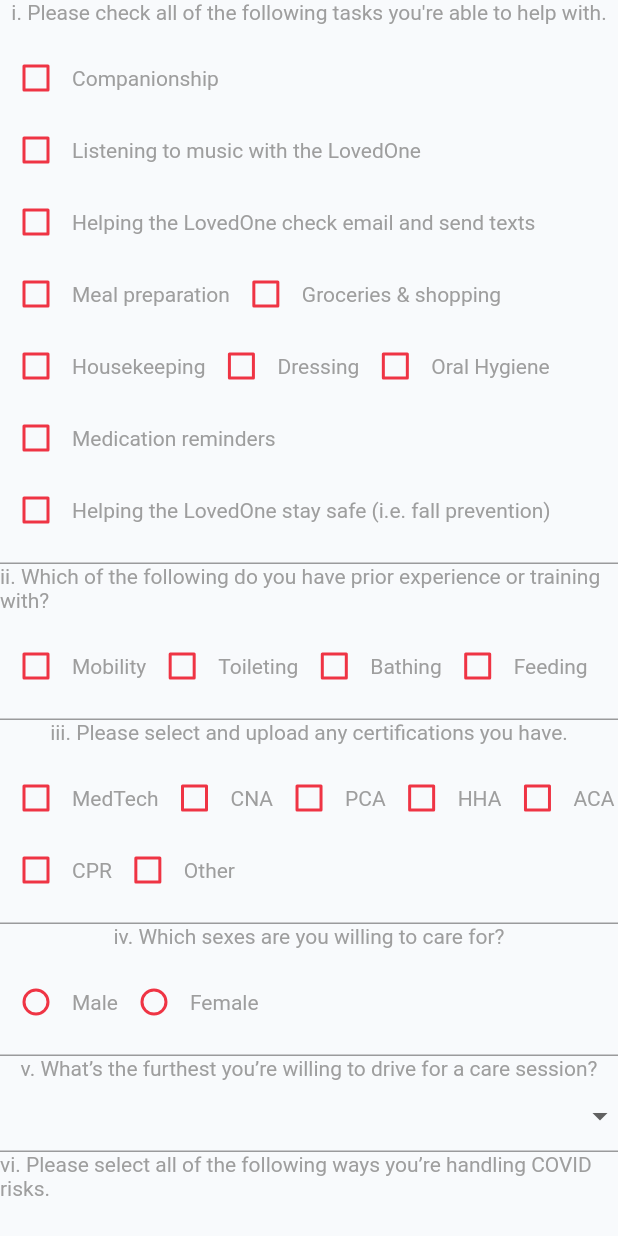
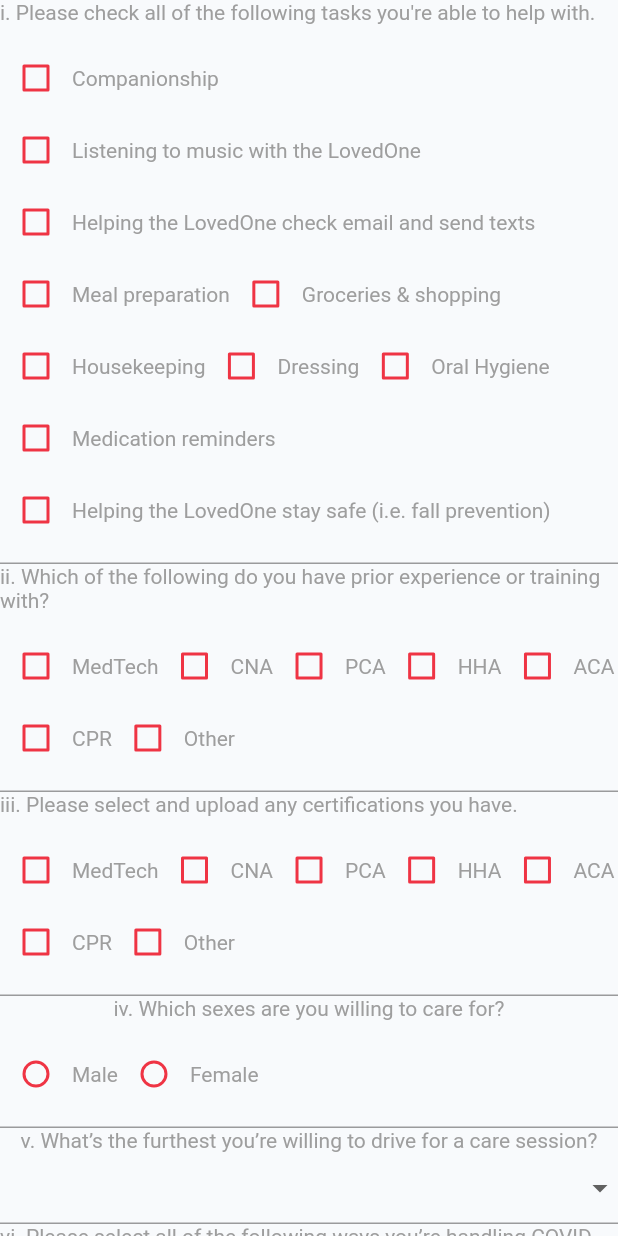
Before and after one commit to pricelev/Careyaya-Flutter-App, a Flutter app: the ServiceDetailsPage widget shown alone on an empty page, opened directly, on a phone screen of 412 x 824 dp. Run offline on Flutter 3.47's test engine with Material 2 defaults, Android fonts, the phone set to English and light mode, and no system bars; drawn by our look-alikes of flutter_form_builder; our stand-ins replace animate_do, cloud_firestore, convex_bottom_bar, firebase_analytics, firebase_auth, firebase_core and 8 more; missing offline and left inert: dash_chat, flutter_background_geolocation, flutter_sheet_localization; accounts and stored records are empty; Roboto replaces fonts that are missing (ProductSans); statements that could not run were skipped.

Commit message:
added CheckboxField widget to reduce code in service page

```diff
--- /dev/null
+++ b/lib/ui/widgets/forms/caregiver_application/checkbox-field.widget.dart
@@ -0,0 +1,30 @@
+import 'package:flutter/material.dart';
+import 'package:flutter_form_builder/flutter_form_builder.dart';
+
+class CheckboxField extends StatelessWidget {
+
+  final String fieldName;
+  final String fieldTitle;
+  final fieldOptions;
+
+  CheckboxField(this.fieldName, this.fieldTitle, this.fieldOptions);
+
+  @override
+  Widget build(BuildContext context) {
+
+    return Wrap(
+      children: [
+        Text(this.fieldTitle),
+        FormBuilderCheckboxGroup(
+            name: this.fieldName,
+            options: this.fieldOptions.map<FormBuilderFieldOption>((option) => FormBuilderFieldOption(value: option[0], child: Text(option))).toList(growable: false),
+        )
+      ],
+    );
+
+  }
+
+
+
+
+}
--- a/lib/ui/widgets/forms/caregiver_application/pages/service_details_page.widget.dart
+++ b/lib/ui/widgets/forms/caregiver_application/pages/service_details_page.widget.dart
@@ -1,15 +1,16 @@
 import 'package:flutter/material.dart';
 import 'package:flutter_form_builder/flutter_form_builder.dart';
+import 'package:careyaya/ui/widgets/forms/caregiver_application/checkbox-field.widget.dart';
 
 class ServiceDetailsPage extends StatelessWidget {
   @override
   Widget build(BuildContext context) {
     return Column(
       children: [
-        Text("i. Please check all of the following tasks you're able to help with."),
-        FormBuilderCheckboxGroup(
-          name: 'tasks',
-          options: [
+        CheckboxField(
+            'tasks',
+            "i. Please check all of the following tasks you're able to help with.",
+            [
               'Companionship',
               'Listening to music with the LovedOne',
               'Helping the LovedOne check email and send texts',
@@ -20,30 +21,12 @@ class ServiceDetailsPage extends StatelessWidget {
               'Oral Hygiene',
               'Medication reminders',
               'Helping the LovedOne stay safe (i.e. fall prevention)'
-          ].map((lang) => FormBuilderFieldOption(
-            value: lang[0],
-            child: Text(lang),
-          ))
-              .toList(growable: false),
+            ]
         ),
-        Text("ii. Which of the following do you have prior experience or training with?"),
-        FormBuilderCheckboxGroup(
-          name: 'experienceSelection',
-          options: [
-            'Mobility',
-            'Toileting',
-            'Bathing',
-            'Feeding',
-          ].map((lang) => FormBuilderFieldOption(
-            value: lang[0],
-            child: Text(lang),
-          ))
-              .toList(growable: false),
-        ),
-        Text("iii. Please select and upload any certifications you have."),
-        FormBuilderCheckboxGroup(
-          name: 'certifications',
-          options: [
+        CheckboxField(
+          'experienceSelection',
+          "ii. Which of the following do you have prior experience or training with?",
+            [
               'MedTech',
               'CNA',
               'PCA',
@@ -51,13 +34,21 @@ class ServiceDetailsPage extends StatelessWidget {
               'ACA',
               'CPR',
               'Other',
-          ].map((lang) => FormBuilderFieldOption(
-            value: lang[0],
-            child: Text(lang),
-          ))
-              .toList(growable: false),
+            ]
         ),
-        // Upload certfications functionality
+        CheckboxField(
+            'certifications',
+            "iii. Please select and upload any certifications you have.",
+            [
+              'MedTech',
+              'CNA',
+              'PCA',
+              'HHA',
+              'ACA',
+              'CPR',
+              'Other',
+            ]
+        ),
         Text("iv. Which sexes are you willing to care for?"),
         FormBuilderRadioGroup(
           name: 'sexPreference',
@@ -81,10 +72,10 @@ class ServiceDetailsPage extends StatelessWidget {
             child: Text('$distance' + ' miles'),
           )).toList(),
         ),
-        Text("vi. Please select all of the following ways you’re handling COVID risks."),
-        FormBuilderCheckboxGroup(
-          name: 'covidPrevention',
-          options: [
+        CheckboxField(
+            'covidPrevention',
+            "vi. Please select all of the following ways you’re handling COVID risks.",
+            [
               'I wear a mask when in public.',
               'I wash my hands frequently.',
               'I social distance from others.',
@@ -92,11 +83,7 @@ class ServiceDetailsPage extends StatelessWidget {
               'I get tested once a week, and can upload results as needed.',
               'I am vaccinated.',
               'I have had a positive COVID test more than 14 days ago, within the past 3 months.',
-          ].map((lang) => FormBuilderFieldOption(
-            value: lang[0],
-            child: Text(lang),
-          ))
-              .toList(growable: false),
+            ]
         ),
       ]
     );
```
Lines whose indentation alone changed are shown as unchanged.
